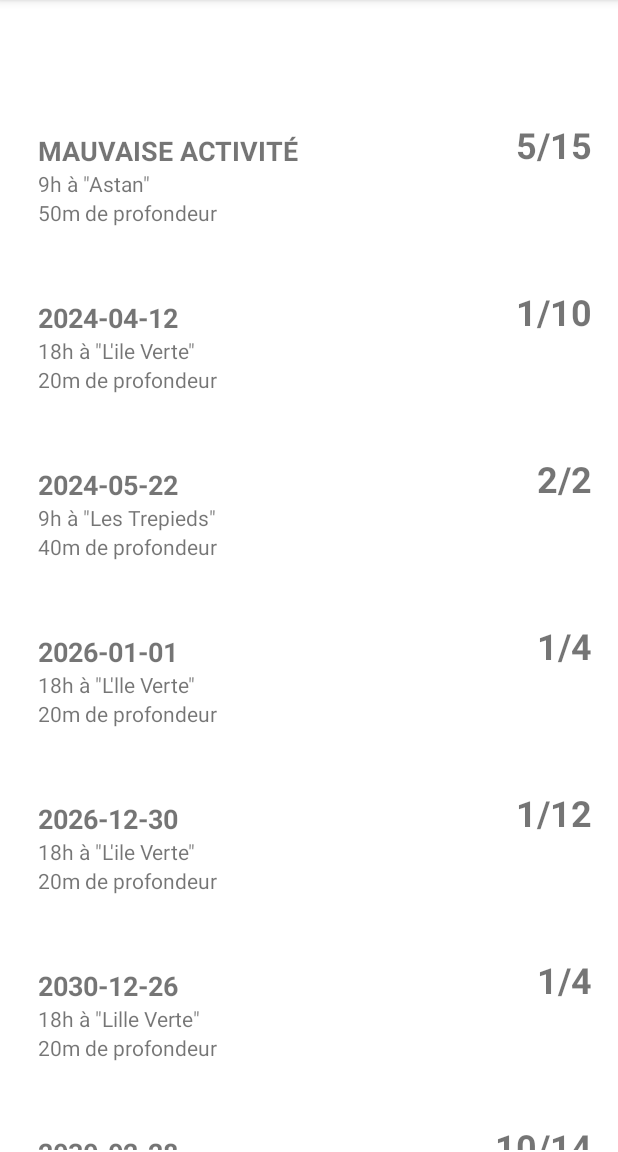
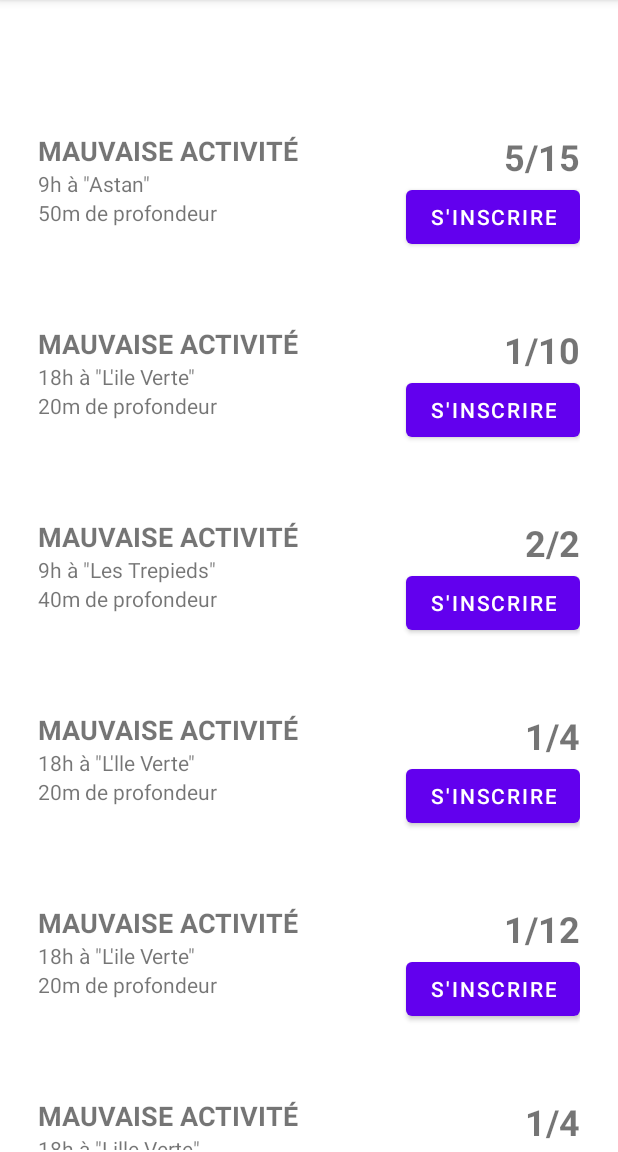
Before and after one commit to PetitGens/nautilus-android, an Android app built with Jetpack Compose: the DiveListActivity screen opened directly, with no data from a screen before it, on a phone screen of 412 x 824 dp, the part 84-1236 px from its top. Run offline under Robolectric (Android 15) with nearby library versions, the phone set to English and light mode, and no system bars.

Commit message:
feat: inscription button

```diff
--- a/app/src/main/AndroidManifest.xml
+++ b/app/src/main/AndroidManifest.xml
@@ -14,7 +14,7 @@
         tools:targetApi="31">
         <activity
             android:name=".DiveListActivity"
-            android:exported="true">
+            android:exported="false">
 
         </activity>
         <activity
--- a/app/src/main/java/fr/iut/gon/info/td3/projetAndroid/DiveAdapter.kt
+++ b/app/src/main/java/fr/iut/gon/info/td3/projetAndroid/DiveAdapter.kt
@@ -3,6 +3,7 @@ package fr.iut.gon.info.td3.projetAndroid
 import android.view.LayoutInflater
 import android.view.View
 import android.view.ViewGroup
+import android.widget.Button
 import android.widget.TextView
 import androidx.compose.ui.graphics.Color
 import androidx.core.content.ContextCompat
@@ -15,6 +16,7 @@ class DiveAdapter(private val dives: List<FakeDive>) : RecyclerView.Adapter<Dive
         val diveHourLocation: TextView = itemView.findViewById(R.id.dive_hour_location)
         val diveDepth: TextView = itemView.findViewById(R.id.dive_depth)
         val diveSpots: TextView = itemView.findViewById(R.id.dive_spots)
+        val diveButton: Button = itemView.findViewById(R.id.dive_button)
 
     }
 
@@ -34,20 +36,26 @@ class DiveAdapter(private val dives: List<FakeDive>) : RecyclerView.Adapter<Dive
         holder.diveDepth.text = "${dive.depth}m de profondeur"
         holder.diveSpots.text = "${dive.nbTakenSpots}/${dive.nbSpots}"
 
+
+        val backgroundColor: Int
         if (dive.isRegistered) {
-            val backgroundColor = ContextCompat.getColor(holder.itemView.context, R.color.purple_200)
-            holder.itemView.setBackgroundColor(backgroundColor)
+            backgroundColor = ContextCompat.getColor(holder.itemView.context, R.color.purple_200)
+
         }
         else {
-            val backgroundColor = ContextCompat.getColor(holder.itemView.context, android.R.color.transparent)
-            holder.itemView.setBackgroundColor(backgroundColor)
+            backgroundColor = ContextCompat.getColor(holder.itemView.context, android.R.color.transparent)
+        }
+        val buttonText = if (dive.isRegistered) "Se désinscrire" else "S'inscrire"
+
+        holder.itemView.setBackgroundColor(backgroundColor)
+        holder.diveButton.text = buttonText
+
+
+        holder.diveButton.setOnClickListener {
+            dive.isRegistered = !dive.isRegistered
+            notifyItemChanged(position)
         }
 
+    }
 
-
-
-        holder.itemView.setOnClickListener {
-
-        }
-    }
 }
--- a/app/src/main/java/fr/iut/gon/info/td3/projetAndroid/DiveListActivity.kt
+++ b/app/src/main/java/fr/iut/gon/info/td3/projetAndroid/DiveListActivity.kt
@@ -31,11 +31,11 @@ class DiveListActivity : AppCompatActivity() {
 
         val fakeDiveList = listOf(
             FakeDive(date="MAUVAISE ACTIVITÉ", hour="9h", depth=50, location="Astan", nbTakenSpots=5, nbSpots=15),
-            FakeDive(date="2024-04-12", hour="18h", depth=20, location="L'ile Verte", nbTakenSpots=1, nbSpots=10),
-            FakeDive(date="2024-05-22", hour="9h", depth=40, location="Les Trepieds", nbTakenSpots=2, nbSpots=2),
-            FakeDive(date="2026-01-01", hour="18h", depth=20, location="L'lle Verte", nbTakenSpots=1, nbSpots=4),
-            FakeDive(date="2026-12-30", hour="18h", depth=20, location="L'ile Verte", nbTakenSpots=1, nbSpots=12),
-            FakeDive(date="2030-12-26", hour="18h", depth=20, location="Lille Verte", nbTakenSpots=1, nbSpots=4)
+            FakeDive(date="MAUVAISE ACTIVITÉ", hour="18h", depth=20, location="L'ile Verte", nbTakenSpots=1, nbSpots=10),
+            FakeDive(date="MAUVAISE ACTIVITÉ", hour="9h", depth=40, location="Les Trepieds", nbTakenSpots=2, nbSpots=2),
+            FakeDive(date="MAUVAISE ACTIVITÉ", hour="18h", depth=20, location="L'lle Verte", nbTakenSpots=1, nbSpots=4),
+            FakeDive(date="MAUVAISE ACTIVITÉ", hour="18h", depth=20, location="L'ile Verte", nbTakenSpots=1, nbSpots=12),
+            FakeDive(date="MAUVAISE ACTIVITÉ", hour="18h", depth=20, location="Lille Verte", nbTakenSpots=1, nbSpots=4)
         )
         val randomDives = mutableListOf<FakeDive>()
 
@@ -51,7 +51,7 @@ class DiveListActivity : AppCompatActivity() {
             val nbTakenSpots = Random.nextInt(1, 11)
             val nbSpots = Random.nextInt(nbTakenSpots, 21)
 
-            randomDives.add(FakeDive(date=date, hour=hour, depth=depth, location=location, nbTakenSpots=nbTakenSpots, nbSpots=nbSpots))
+            randomDives.add(FakeDive(date="MAUVAISE ACTIVITÉ", hour=hour, depth=depth, location=location, nbTakenSpots=nbTakenSpots, nbSpots=nbSpots))
         }
 
         val combinedList = fakeDiveList + randomDives
--- a/app/src/main/res/layout/dive_item.xml
+++ b/app/src/main/res/layout/dive_item.xml
@@ -31,11 +31,24 @@
 
     </LinearLayout>
 
-    <TextView
-        android:id="@+id/dive_spots"
+    <LinearLayout
         android:layout_width="match_parent"
         android:layout_height="wrap_content"
-        android:textAlignment="textEnd"
-        android:textSize="24sp"
-        android:textStyle="bold" />
+        android:gravity="end"
+        android:orientation="vertical"
+        android:padding="8dp">
+
+        <TextView
+            android:id="@+id/dive_spots"
+            android:layout_width="match_parent"
+            android:layout_height="wrap_content"
+            android:textAlignment="textEnd"
+            android:textSize="24sp"
+            android:textStyle="bold" />
+
+        <Button
+            android:id="@+id/dive_button"
+            android:layout_width="wrap_content"
+            android:layout_height="wrap_content" />
+    </LinearLayout>
 </LinearLayout>
```
